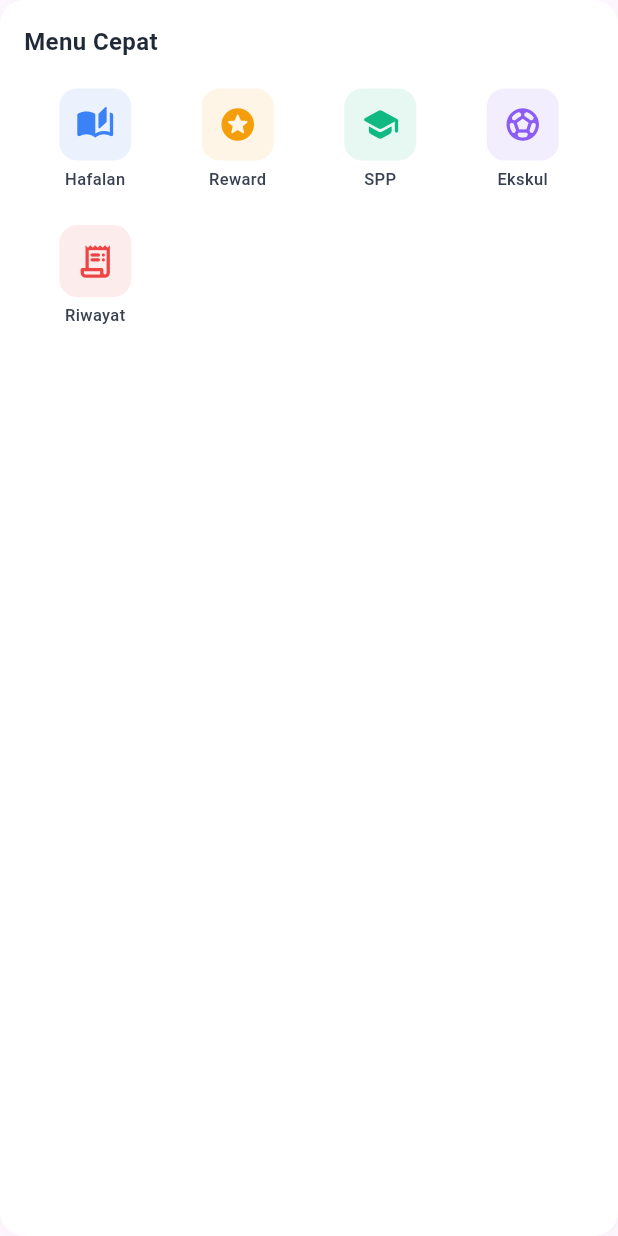
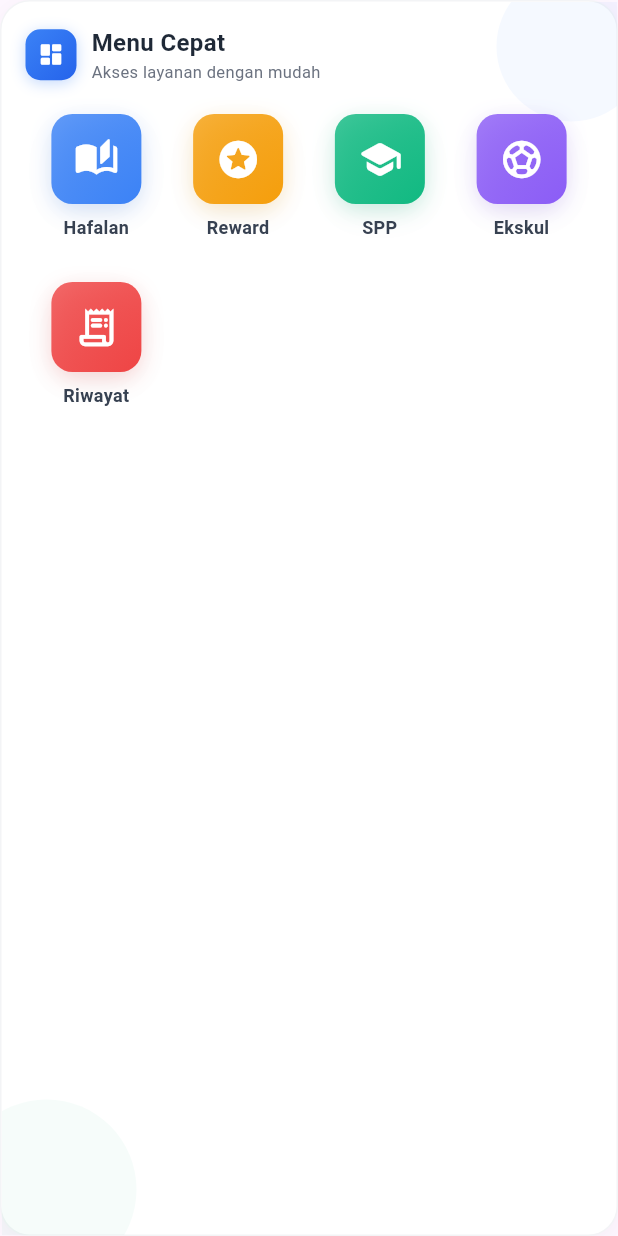
Before and after one commit to ekiq11/MOLAH-v2.0-, a Flutter app: the QuickActions widget shown alone on an empty page, opened directly with empty values, on a phone screen of 412 x 824 dp. Run offline on Flutter 3.47's test engine with Material 3 defaults, Android fonts, the phone set to English and light mode, and no system bars; our stand-ins replace connectivity_plus, csv, device_info_plus, fl_chart, flutter_local_notifications, package_info_plus and 3 more; missing offline and left inert: in_app_update, mmkv, workmanager; accounts and stored records are empty; network calls fail.

Commit message:
Update 10 Januari 2026

```diff
--- a/lib/widgets/quick_actions.dart
+++ b/lib/widgets/quick_actions.dart
@@ -17,18 +17,52 @@ class QuickActions extends StatelessWidget {
 
     return Container(
       width: double.infinity,
-      padding: EdgeInsets.all(16),
       decoration: BoxDecoration(
         color: Colors.white,
-        borderRadius: BorderRadius.circular(16),
+        borderRadius: BorderRadius.circular(20),
         boxShadow: [
           BoxShadow(
-            color: Colors.black.withOpacity(0.03),
-            blurRadius: 10,
-            offset: Offset(0, 2),
+            color: Colors.black.withOpacity(0.04),
+            blurRadius: 15,
+            offset: Offset(0, 4),
           ),
         ],
+        border: Border.all(
+          color: Color(0xFFF3F4F6),
+          width: 1,
         ),
+      ),
+      child: Stack(
+        children: [
+          // Dekorasi background
+          Positioned(
+            top: -20,
+            right: -20,
+            child: Container(
+              width: 100,
+              height: 100,
+              decoration: BoxDecoration(
+                shape: BoxShape.circle,
+                color: Color(0xFF3B82F6).withOpacity(0.05),
+              ),
+            ),
+          ),
+          Positioned(
+            bottom: -30,
+            left: -30,
+            child: Container(
+              width: 120,
+              height: 120,
+              decoration: BoxDecoration(
+                shape: BoxShape.circle,
+                color: Color(0xFF10B981).withOpacity(0.04),
+              ),
+            ),
+          ),
+
+          // Konten utama
+          Padding(
+            padding: EdgeInsets.all(16),
             child: Column(
               crossAxisAlignment: CrossAxisAlignment.start,
               children: [
@@ -37,25 +71,89 @@ class QuickActions extends StatelessWidget {
                 _buildGrid(context, screenWidth),
               ],
             ),
+          ),
+        ],
+      ),
     );
   }
 
   Widget _buildHeader() {
-    return Text(
+    return Row(
+      children: [
+        Container(
+          padding: EdgeInsets.all(8),
+          decoration: BoxDecoration(
+            gradient: LinearGradient(
+              colors: [Color(0xFF3B82F6), Color(0xFF2563EB)],
+              begin: Alignment.topLeft,
+              end: Alignment.bottomRight,
+            ),
+            borderRadius: BorderRadius.circular(10),
+            boxShadow: [
+              BoxShadow(
+                color: Color(0xFF3B82F6).withOpacity(0.3),
+                blurRadius: 8,
+                offset: Offset(0, 2),
+              ),
+            ],
+          ),
+          child: Icon(
+            Icons.dashboard_rounded,
+            color: Colors.white,
+            size: 18,
+          ),
+        ),
+        SizedBox(width: 10),
+        Column(
+          crossAxisAlignment: CrossAxisAlignment.start,
+          children: [
+            Text(
               'Menu Cepat',
               style: TextStyle(
                 fontSize: 16,
-        fontWeight: FontWeight.w600,
+                fontWeight: FontWeight.w700,
                 color: Color(0xFF1F2937),
               ),
+            ),
+            Text(
+              'Akses layanan dengan mudah',
+              style: TextStyle(
+                fontSize: 11,
+                fontWeight: FontWeight.w400,
+                color: Color(0xFF6B7280),
+              ),
+            ),
+          ],
+        ),
+      ],
     );
   }
 
   Widget _buildGrid(BuildContext context, double screenWidth) {
     final actions = _getActionItems(context);
 
-    // Tentukan jumlah kolom berdasarkan lebar layar
-    int columns = screenWidth < 360 ? 3 : (screenWidth < 600 ? 4 : 5);
+    // Lebih user-friendly: maksimal 4 kolom untuk smartphone
+    // Prioritaskan kemudahan tap dan keterbacaan
+    int columns;
+    double spacing;
+
+    if (screenWidth < 360) {
+      // Layar kecil: 3 kolom (icon besar, mudah di-tap)
+      columns = 3;
+      spacing = 12.0;
+    } else if (screenWidth < 600) {
+      // Layar medium: 4 kolom (balanced)
+      columns = 4;
+      spacing = 16.0;
+    } else if (screenWidth < 900) {
+      // Tablet kecil: 5 kolom
+      columns = 5;
+      spacing = 20.0;
+    } else {
+      // Tablet besar: 6 kolom
+      columns = 6;
+      spacing: 24.0;
+    }
 
     return LayoutBuilder(
       builder: (context, constraints) {
@@ -63,11 +161,11 @@ class QuickActions extends StatelessWidget {
 
         return Wrap(
           spacing: 0,
-          runSpacing: 16,
+          runSpacing: 20, // Lebih lega untuk vertical spacing
           children: actions.map((action) {
             return SizedBox(
               width: itemWidth,
-              child: _buildMenuItem(action),
+              child: _buildMenuItem(action, itemWidth, screenWidth),
             );
           }).toList(),
         );
@@ -153,43 +251,88 @@ class QuickActions extends StatelessWidget {
     ];
   }
 
-  Widget _buildMenuItem(ActionItem action) {
+  Widget _buildMenuItem(ActionItem action, double itemWidth, double screenWidth) {
+    // Ukuran minimum yang nyaman untuk di-tap: 56x56 (Material Design guideline)
+    // Tapi disesuaikan dengan ruang yang ada
+    final double containerSize = itemWidth < 70
+        ? 52.0  // Minimum 52px untuk tap target yang nyaman
+        : itemWidth < 90
+            ? 56.0
+            : itemWidth < 110
+                ? 60.0
+                : 64.0;
+
+    final double iconSize = containerSize * 0.5; // 50% dari container (lebih besar)
+
+    // Font size yang lebih mudah dibaca
+    final double titleFontSize = screenWidth < 360
+        ? 11.0
+        : screenWidth < 600
+            ? 12.0
+            : 13.0;
+
+    final double borderRadius = 14.0; // Fixed radius yang nyaman
+
     return InkWell(
       onTap: action.onTap,
-      borderRadius: BorderRadius.circular(12),
+      borderRadius: BorderRadius.circular(borderRadius),
       child: Padding(
-        padding: EdgeInsets.symmetric(vertical: 4),
+        padding: EdgeInsets.symmetric(vertical: 4, horizontal: 4),
         child: Column(
           mainAxisSize: MainAxisSize.min,
           children: [
-            // Icon dengan background minimal
+            // Icon dengan gradient dan shadow
             Container(
-              width: 48,
-              height: 48,
+              width: containerSize,
+              height: containerSize,
               decoration: BoxDecoration(
-                color: action.color.withOpacity(0.1),
-                borderRadius: BorderRadius.circular(12),
+                gradient: LinearGradient(
+                  begin: Alignment.topLeft,
+                  end: Alignment.bottomRight,
+                  colors: [
+                    action.color.withOpacity(0.8),
+                    action.color,
+                  ],
+                ),
+                borderRadius: BorderRadius.circular(borderRadius),
+                boxShadow: [
+                  BoxShadow(
+                    color: action.color.withOpacity(0.2),
+                    blurRadius: 12,
+                    offset: Offset(0, 4),
+                    spreadRadius: 0,
+                  ),
+                  BoxShadow(
+                    color: Colors.black.withOpacity(0.05),
+                    blurRadius: 20,
+                    offset: Offset(0, 8),
+                    spreadRadius: -5,
+                  ),
+                ],
               ),
               child: Icon(
                 action.icon,
-                color: action.color,
-                size: 26,
+                color: Colors.white,
+                size: iconSize,
               ),
             ),
-            SizedBox(height: 6),
+            SizedBox(height: 8), // Lebih lega
 
-            // Label
-            Text(
+            // Label dengan ukuran yang mudah dibaca
+            Padding(
+              padding: EdgeInsets.symmetric(horizontal: 4),
+              child: Text(
                 action.title,
                 textAlign: TextAlign.center,
                 style: TextStyle(
-                fontSize: 11,
-                fontWeight: FontWeight.w500,
+                  fontSize: titleFontSize,
+                  fontWeight: FontWeight.w600,
                   color: Color(0xFF374151),
-                height: 1.2,
+                  height: 1.3,
                 ),
                 maxLines: 2,
                 overflow: TextOverflow.ellipsis,
+              ),
             ),
           ],
         ),
```
Lines whose indentation alone changed are shown as unchanged.
